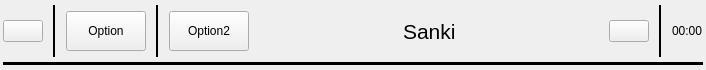
Szybet/sanki, file components/statusBarC.ui: the form before one commit.
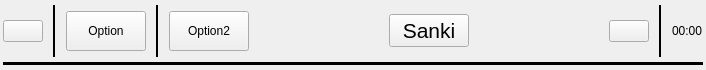
The form after the commit. Icons and pictures are not drawn.

```diff
--- a/components/statusBarC.ui
+++ b/components/statusBarC.ui
@@ -280,7 +280,7 @@
       </spacer>
      </item>
      <item>
-      <widget class="QLabel" name="LabelStatus">
+      <widget class="QPushButton" name="ButtonStatus">
        <property name="font">
         <font>
          <pointsize>16</pointsize>
```
